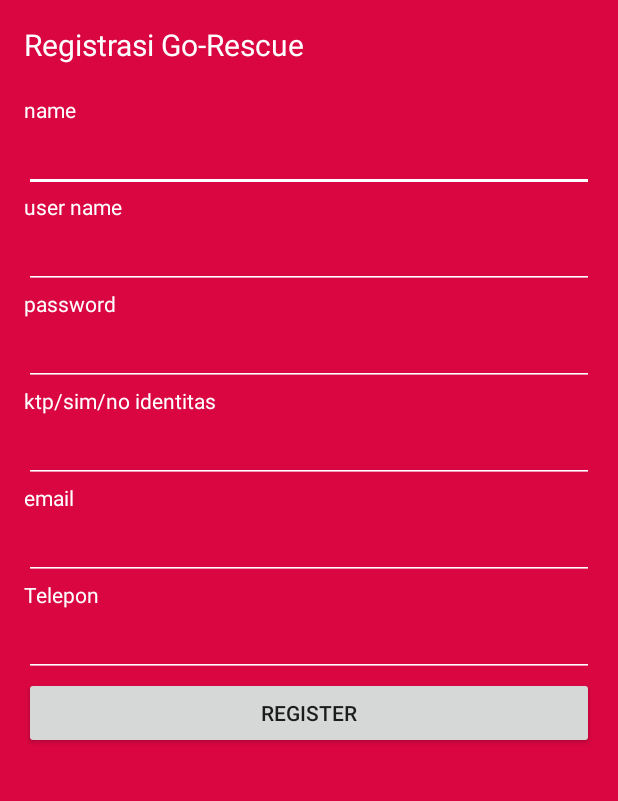
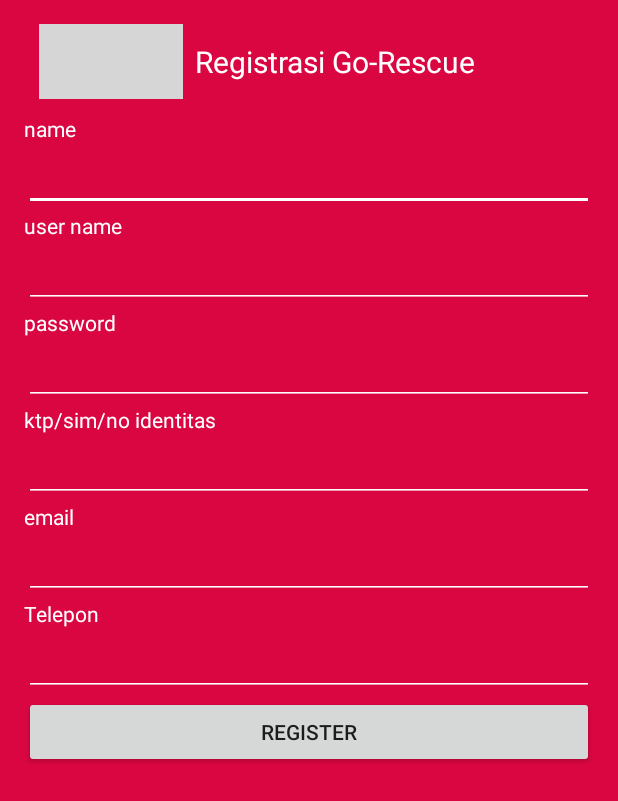
Before and after one commit to Mochil/U_GoRescue, an Android app: the RegActivity screen opened directly, with no data from a screen before it, on a phone screen of 412 x 824 dp. Shown: the top 801 px of the screen. Run offline under Robolectric (Android 15) with nearby library versions, the phone set to English and light mode, and no system bars; our stand-ins replace ButterKnife; libraries missing offline, so code that uses them is left out: retrofit.client; grey boxes are pictures that could not be loaded.

```diff
--- a/app/build.gradle
+++ b/app/build.gradle
@@ -26,5 +26,6 @@ dependencies {
     compile 'com.android.support:appcompat-v7:23.1.1'
     compile 'com.android.support:design:23.1.1'
     compile 'com.google.android.gms:play-services:8.3.0'
+    compile 'com.jakewharton:butterknife:7.0.1'
     compile 'com.squareup.retrofit:retrofit:1.9.0'
 }
--- a/app/src/main/java/com/digitallight/u_gorescue/LoginActivity.java
+++ b/app/src/main/java/com/digitallight/u_gorescue/LoginActivity.java
@@ -42,6 +42,7 @@ public class LoginActivity extends AppCompatActivity {
             public void onClick(View v) {
                     Intent intent = new Intent(LoginActivity.this,RegActivity.class);
                     startActivity(intent);
+                    finish();
             }
         });
     }
--- a/app/src/main/java/com/digitallight/u_gorescue/RegActivity.java
+++ b/app/src/main/java/com/digitallight/u_gorescue/RegActivity.java
@@ -1,6 +1,7 @@
 package com.digitallight.u_gorescue;
 
 import android.app.ProgressDialog;
+import android.content.Intent;
 import android.os.AsyncTask;
 import android.os.Bundle;
 import android.support.v7.app.AppCompatActivity;
@@ -11,21 +12,18 @@ import android.widget.Toast;
 
 import com.google.gson.JsonParser;
 
-import org.apache.http.NameValuePair;
-import org.apache.http.message.BasicNameValuePair;
-import org.json.JSONObject;
-
 import java.io.BufferedReader;
 import java.io.IOException;
 import java.io.InputStreamReader;
-import java.util.ArrayList;
-import java.util.List;
 
 import retrofit.Callback;
 import retrofit.RestAdapter;
 import retrofit.RetrofitError;
 import retrofit.client.Response;
 
+import butterknife.Bind;
+import butterknife.ButterKnife;
+import butterknife.OnClick;
 /**
  * Created by Pena Orange on 06/01/2016.
  */
@@ -49,6 +47,7 @@ public class RegActivity extends AppCompatActivity implements View.OnClickListen
         setContentView(R.layout.activity_pendaftaran);
         getSupportActionBar().hide();
 
+        ButterKnife.bind(this);
         //Initializing Views
         editTextName = (EditText) findViewById(R.id.editTextName);
         editTextUsername = (EditText) findViewById(R.id.editTextUsername);
@@ -123,6 +122,12 @@ public class RegActivity extends AppCompatActivity implements View.OnClickListen
         );
     }
 
+    @OnClick(R.id.btnBack)
+    public void back() {
+        Intent intent = new Intent(getBaseContext(), LoginActivity.class);
+        startActivity(intent);
+        finish();
+    }
 //    public class input extends AsyncTask<String, String, String>{
 //    String success;
 //
--- a/app/src/main/res/layout/activity_pendaftaran.xml
+++ b/app/src/main/res/layout/activity_pendaftaran.xml
@@ -12,13 +12,15 @@
     android:background="@color/merah"
     tools:context="com.digitallight.u_gorescue.RegActivity">
 
-    <TextView
-        android:text="Registrasi Go-Rescue"
-        android:textSize="20dp"
-        android:paddingBottom="20dp"
-        android:layout_width="wrap_content"
+    <include layout="@layout/navigation_bar_pendaftaran"/>
+
+    <ScrollView
+        android:layout_width="match_parent"
+        android:layout_height="wrap_content">
+        <LinearLayout
+            android:layout_width="match_parent"
             android:layout_height="wrap_content"
-        android:textColor="@color/putih" />
+            android:orientation="vertical">
 
             <TextView
                 android:text="name"
@@ -114,3 +116,5 @@
                 android:layout_width="match_parent"
                 android:layout_height="wrap_content"/>
         </LinearLayout>
+    </ScrollView>
+</LinearLayout>
--- /dev/null
+++ b/app/src/main/res/layout/navigation_bar_pendaftaran.xml
@@ -0,0 +1,29 @@
+<RelativeLayout xmlns:android="http://schemas.android.com/apk/res/android"
+    android:layout_width="fill_parent"
+    android:layout_height="50dp"
+    android:layout_marginBottom="10dp"
+    android:background="@color/merah"
+    >
+
+    <ImageButton
+        android:id="@+id/btnBack"
+        android:layout_width="wrap_content"
+        android:layout_height="wrap_content"
+        android:layout_alignParentLeft="true"
+        android:layout_marginLeft="10dp"
+        android:layout_centerVertical="true"
+        android:layout_marginRight="8dp"
+        android:background="@null"
+        android:src="@drawable/ic_action_back"
+        />
+
+    <TextView
+        android:text="Registrasi Go-Rescue"
+        android:textSize="20dp"
+        android:layout_width="wrap_content"
+        android:layout_height="wrap_content"
+        android:textColor="@color/putih"
+        android:layout_toRightOf="@id/btnBack"
+        android:layout_centerVertical="true"/>
+
+</RelativeLayout>
```
Lines whose indentation alone changed are shown as unchanged.
